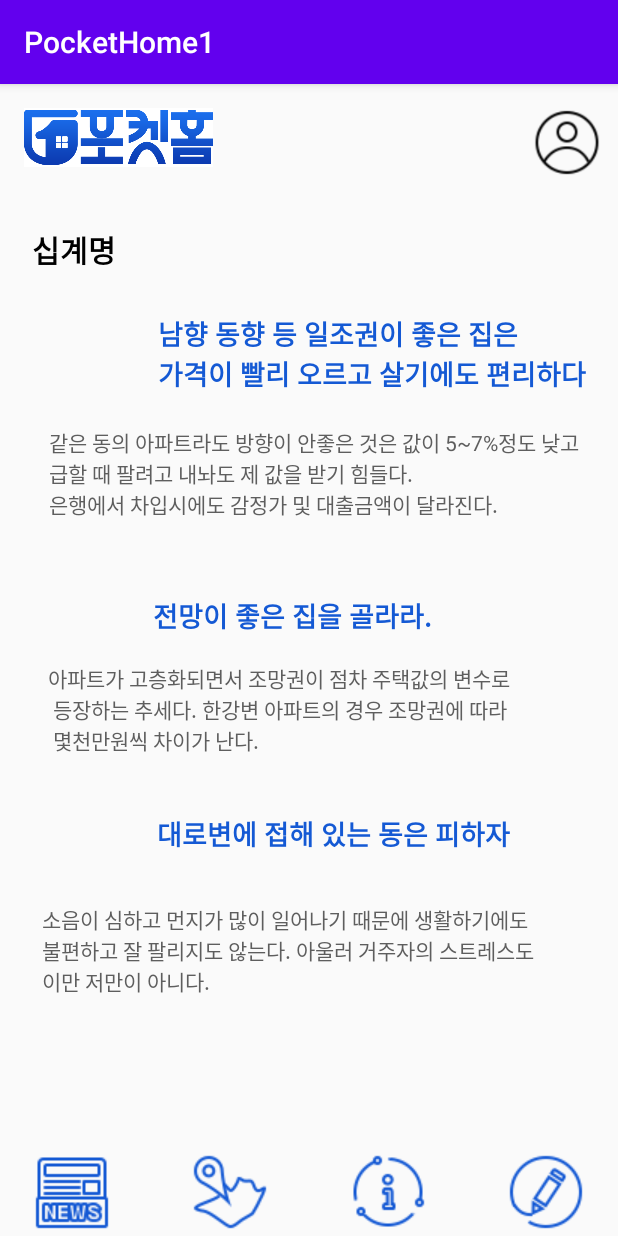
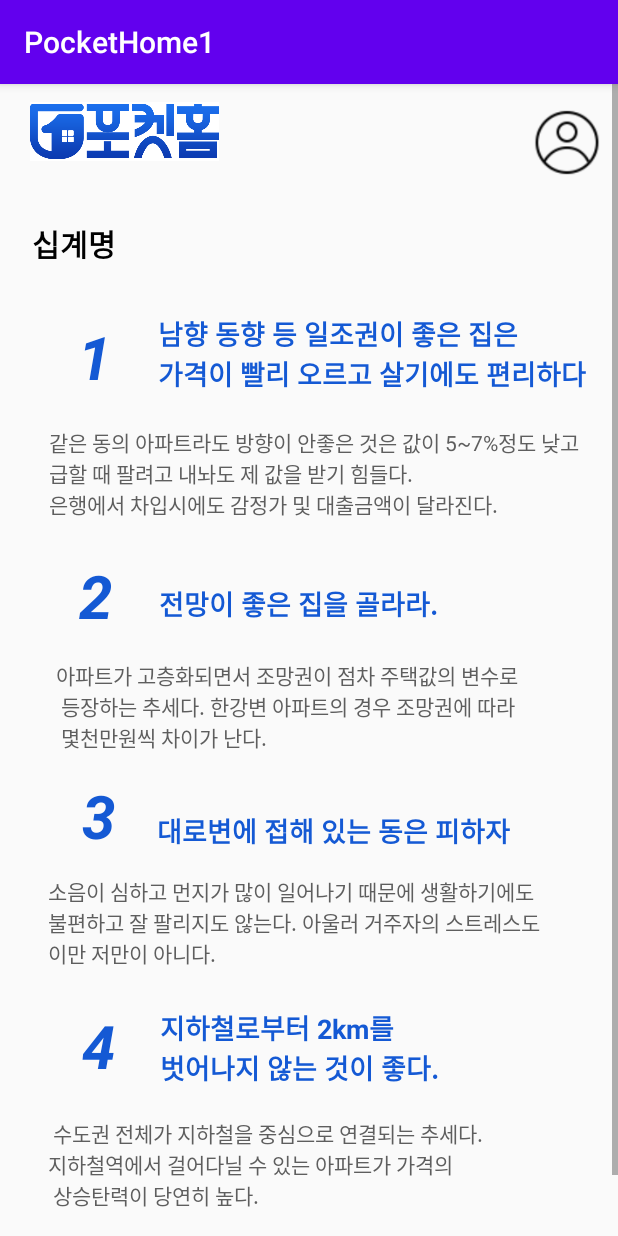
Before and after one commit to hwangyouna03/PocketHome, an Android app: the infromation_10 screen opened directly, with no data from a screen before it, on a phone screen of 412 x 824 dp. Run offline under Robolectric (Android 15) with nearby library versions, the phone set to English and light mode, and no system bars.

Commit message:
scrollview

```diff
--- a/app/src/main/res/layout/activity_infromation10.xml
+++ b/app/src/main/res/layout/activity_infromation10.xml
@@ -1,19 +1,30 @@
 <?xml version="1.0" encoding="utf-8"?>
-<androidx.constraintlayout.widget.ConstraintLayout xmlns:android="http://schemas.android.com/apk/res/android"
+<ScrollView
+    xmlns:android="http://schemas.android.com/apk/res/android"
     xmlns:app="http://schemas.android.com/apk/res-auto"
     xmlns:tools="http://schemas.android.com/tools"
     android:layout_width="match_parent"
     android:layout_height="match_parent"
+    app:layout_constraintEnd_toEndOf="parent"
+    app:layout_constraintHorizontal_bias="0.0"
+    app:layout_constraintStart_toStartOf="parent"
+    app:layout_constraintTop_toBottomOf="@+id/textView4"
+    android:fillViewport="true">
+
+<androidx.constraintlayout.widget.ConstraintLayout
+    android:layout_width="match_parent"
+    android:layout_height="match_parent"
     tools:context=".infromation_10">
 
-    <!--고정 layout-->
+    <!--top-->
+
     <ImageView
         android:id="@+id/imageView2"
         android:layout_width="126dp"
         android:layout_height="39dp"
-        android:layout_marginStart="16sp"
-        android:layout_marginLeft="16sp"
-        android:layout_marginTop="16sp"
+        android:layout_marginStart="20dp"
+        android:layout_marginLeft="20dp"
+        android:layout_marginTop="12dp"
         android:background="#FFFFFF"
         app:layout_constraintStart_toStartOf="parent"
         app:layout_constraintTop_toTopOf="parent"
@@ -30,65 +41,10 @@
         app:layout_constraintEnd_toEndOf="parent"
         app:layout_constraintTop_toTopOf="parent"
         app:srcCompat="@drawable/loginicon" />
+    <!--center -->
 
-    <ImageButton
-        android:id="@+id/imageButton2"
-        android:layout_width="wrap_content"
-        android:layout_height="wrap_content"
-        android:layout_marginStart="52sp"
-        android:layout_marginLeft="52sp"
-        android:layout_marginEnd="1sp"
-        android:layout_marginRight="1sp"
-        android:layout_marginBottom="3sp"
-        android:background="@drawable/news1"
-        app:layout_constraintBottom_toBottomOf="parent"
-        app:layout_constraintEnd_toStartOf="@+id/imageButton"
-        app:layout_constraintStart_toStartOf="parent" />
-
-    <ImageButton
-        android:id="@+id/imageButton"
-        android:layout_width="wrap_content"
-        android:layout_height="wrap_content"
-        android:layout_marginStart="52sp"
-        android:layout_marginLeft="52sp"
-        android:layout_marginEnd="1sp"
-        android:layout_marginRight="1sp"
-        android:layout_marginBottom="3sp"
-        android:background="@drawable/map1"
-        app:layout_constraintBottom_toBottomOf="parent"
-        app:layout_constraintEnd_toStartOf="@+id/imageButton3"
-        app:layout_constraintStart_toEndOf="@+id/imageButton2" />
-
-    <ImageButton
-        android:id="@+id/imageButton3"
-        android:layout_width="wrap_content"
-        android:layout_height="wrap_content"
-        android:layout_marginStart="52sp"
-        android:layout_marginLeft="52sp"
-        android:layout_marginEnd="1sp"
-        android:layout_marginRight="1sp"
-        android:layout_marginBottom="3sp"
-        android:background="@drawable/information1"
-        app:layout_constraintBottom_toBottomOf="parent"
-        app:layout_constraintEnd_toStartOf="@+id/imageButton4"
-        app:layout_constraintStart_toEndOf="@+id/imageButton" />
-
-    <ImageButton
-        android:id="@+id/imageButton4"
-        android:layout_width="wrap_content"
-        android:layout_height="wrap_content"
-        android:layout_marginStart="52sp"
-        android:layout_marginLeft="52sp"
-        android:layout_marginEnd="52sp"
-        android:layout_marginRight="52sp"
-        android:layout_marginBottom="3sp"
-        android:background="@drawable/draw1"
-        app:layout_constraintBottom_toBottomOf="parent"
-        app:layout_constraintEnd_toEndOf="parent"
-        app:layout_constraintStart_toEndOf="@+id/imageButton3" />
-
-    <!--center -->
     <TextView
+        android:id="@+id/textView4"
         android:layout_width="wrap_content"
         android:layout_height="wrap_content"
         android:layout_marginStart="21dp"
@@ -120,6 +76,23 @@
         app:layout_constraintTop_toBottomOf="@+id/loginicon2" />
 
     <TextView
+        android:id="@+id/num1"
+        android:layout_width="wrap_content"
+        android:layout_height="wrap_content"
+        android:layout_marginStart="57dp"
+        android:layout_marginLeft="57dp"
+        android:layout_marginEnd="37dp"
+        android:layout_marginRight="37dp"
+        android:layout_marginBottom="20dp"
+        android:text="1"
+        android:textColor="#1459D4"
+        android:textSize="40dp"
+        android:textStyle="bold|italic"
+        app:layout_constraintBottom_toTopOf="@+id/content1"
+        app:layout_constraintEnd_toStartOf="@+id/topic1"
+        app:layout_constraintStart_toStartOf="parent" />
+
+    <TextView
         android:id="@+id/content1"
         android:layout_width="364dp"
         android:layout_height="60dp"
@@ -132,12 +105,30 @@
         app:layout_constraintTop_toBottomOf="@+id/topic1" />
 
     <TextView
+        android:id="@+id/num2"
+        android:layout_width="wrap_content"
+        android:layout_height="wrap_content"
+        android:layout_marginStart="57dp"
+        android:layout_marginLeft="57dp"
+        android:layout_marginEnd="31dp"
+        android:layout_marginRight="31dp"
+        android:layout_marginBottom="16dp"
+        android:text="2"
+        android:textColor="#1459D4"
+        android:textSize="40dp"
+        android:textStyle="bold|italic"
+        app:layout_constraintBottom_toTopOf="@+id/content2"
+        app:layout_constraintEnd_toStartOf="@+id/topic2"
+        app:layout_constraintHorizontal_bias="1.0"
+        app:layout_constraintStart_toStartOf="parent" />
+
+    <TextView
         android:id="@+id/topic2"
         android:layout_width="wrap_content"
         android:layout_height="wrap_content"
-            android:layout_marginTop="52dp"
-            android:layout_marginEnd="124dp"
-            android:layout_marginRight="124dp"
+        android:layout_marginTop="44dp"
+        android:layout_marginEnd="120dp"
+        android:layout_marginRight="120dp"
         android:text="전망이 좋은 집을 골라라."
         android:textColor="#1459D4"
         android:textSize="18dp"
@@ -149,13 +140,34 @@
         android:id="@+id/content2"
         android:layout_width="364dp"
         android:layout_height="60dp"
-            android:layout_marginTop="18dp"
+        android:layout_marginStart="37dp"
+        android:layout_marginLeft="37dp"
+        android:layout_marginTop="24dp"
         android:layout_marginEnd="16dp"
         android:layout_marginRight="16dp"
         android:text="아파트가 고층화되면서 조망권이 점차 주택값의 변수로\n 등장하는 추세다. 한강변 아파트의 경우 조망권에 따라\n 몇천만원씩 차이가 난다."
         android:textColor="#5E5E5E"
         app:layout_constraintEnd_toEndOf="parent"
+        app:layout_constraintHorizontal_bias="0.0"
+        app:layout_constraintStart_toStartOf="parent"
         app:layout_constraintTop_toBottomOf="@+id/topic2" />
+
+    <TextView
+        android:id="@+id/num3"
+        android:layout_width="wrap_content"
+        android:layout_height="wrap_content"
+        android:layout_marginStart="56dp"
+        android:layout_marginLeft="56dp"
+        android:layout_marginEnd="30dp"
+        android:layout_marginRight="30dp"
+        android:layout_marginBottom="13dp"
+        android:text="3"
+        android:textColor="#1459D4"
+        android:textSize="40dp"
+        android:textStyle="bold|italic"
+        app:layout_constraintBottom_toTopOf="@+id/content3"
+        app:layout_constraintEnd_toStartOf="@+id/topic3"
+        app:layout_constraintStart_toStartOf="parent" />
 
     <TextView
         android:id="@+id/topic3"
@@ -175,14 +187,84 @@
         android:id="@+id/content3"
         android:layout_width="364dp"
         android:layout_height="60dp"
-            android:layout_marginTop="33dp"
-            android:layout_marginEnd="20dp"
-            android:layout_marginRight="20dp"
+        android:layout_marginStart="31dp"
+        android:layout_marginLeft="31dp"
+        android:layout_marginTop="44dp"
+        android:layout_marginEnd="16dp"
+        android:layout_marginRight="16dp"
         android:text="소음이 심하고 먼지가 많이 일어나기 때문에 생활하기에도\n불편하고 잘 팔리지도 않는다. 아울러 거주자의 스트레스도\n이만 저만이 아니다."
         android:textColor="#5E5E5E"
         app:layout_constraintEnd_toEndOf="parent"
-            app:layout_constraintTop_toBottomOf="@+id/topic3" />
+        app:layout_constraintHorizontal_bias="1.0"
+        app:layout_constraintStart_toStartOf="parent"
+        app:layout_constraintTop_toTopOf="@+id/topic3" />
+
+    <TextView
+        android:id="@+id/topic4"
+        android:layout_width="wrap_content"
+        android:layout_height="wrap_content"
+        android:layout_marginStart="30dp"
+        android:layout_marginLeft="30dp"
+        android:layout_marginTop="28dp"
+        android:layout_marginEnd="121dp"
+        android:layout_marginRight="121dp"
+        android:text="지하철로부터 2km를\n벗어나지 않는 것이 좋다."
+        android:textColor="#1459D4"
+        android:textSize="18dp"
+        android:textStyle="bold"
+        app:layout_constraintEnd_toEndOf="parent"
+        app:layout_constraintStart_toEndOf="@+id/num4"
+        app:layout_constraintTop_toBottomOf="@+id/content3" />
+
+    <TextView
+        android:id="@+id/num4"
+        android:layout_width="wrap_content"
+        android:layout_height="wrap_content"
+        android:layout_marginStart="56dp"
+        android:layout_marginLeft="56dp"
+        android:layout_marginTop="26dp"
+        android:text="4"
+        android:textColor="#1459D4"
+        android:textSize="40dp"
+        android:textStyle="bold|italic"
+        app:layout_constraintEnd_toStartOf="@+id/topic4"
+        app:layout_constraintStart_toStartOf="parent"
+        app:layout_constraintTop_toBottomOf="@+id/content3" />
+
+    <TextView
+        android:id="@+id/content4"
+        android:layout_width="364dp"
+        android:layout_height="60dp"
+        android:layout_marginStart="31dp"
+        android:layout_marginLeft="31dp"
+        android:layout_marginTop="20dp"
+        android:layout_marginEnd="16dp"
+        android:layout_marginRight="16dp"
+        android:text=" 수도권 전체가 지하철을 중심으로 연결되는 추세다.\n지하철역에서 걸어다닐 수 있는 아파트가 가격의\n 상승탄력이 당연히 높다."
+        android:textColor="#5E5E5E"
+        app:layout_constraintEnd_toEndOf="parent"
+        app:layout_constraintHorizontal_bias="1.0"
+        app:layout_constraintStart_toStartOf="parent"
+        app:layout_constraintTop_toBottomOf="@+id/topic4" />
+
+    <TextView
+        android:id="@+id/num5"
+        android:layout_width="wrap_content"
+        android:layout_height="wrap_content"
+        android:layout_marginStart="54dp"
+        android:layout_marginLeft="54dp"
+        android:layout_marginTop="7dp"
+        android:layout_marginEnd="335dp"
+        android:layout_marginRight="335dp"
+        android:text="5"
+        android:textColor="#1459D4"
+        android:textSize="40dp"
+        android:textStyle="bold|italic"
+        app:layout_constraintEnd_toEndOf="parent"
+        app:layout_constraintStart_toStartOf="parent"
+        app:layout_constraintTop_toBottomOf="@+id/content4" />
+
+</androidx.constraintlayout.widget.ConstraintLayout>
 
 
-
-    </androidx.constraintlayout.widget.ConstraintLayout>
+</ScrollView>
```
Lines whose indentation alone changed are shown as unchanged.
